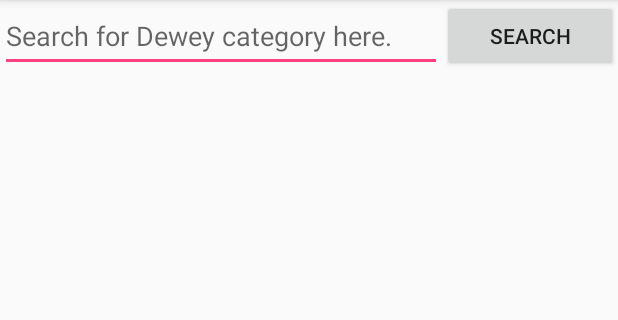
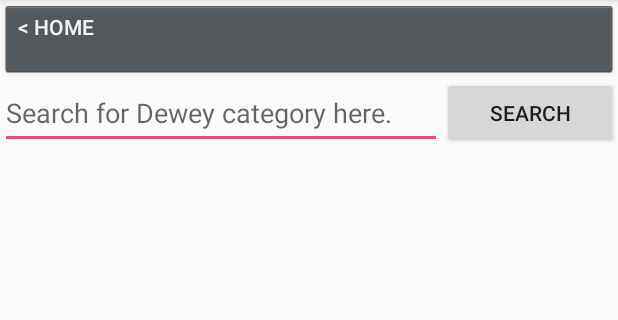
Before and after one commit to chibanaryan/DoItLikeDewey, an Android app: the screen it shows after launch (MainActivity), on a phone screen of 412 x 824 dp, the part 84-404 px from its top. Run offline under Robolectric (Android 15) with nearby library versions, the phone set to English and light mode, and no system bars; 6 statements that could not run were skipped.

Commit message:
Dewey done?

```diff
--- a/app/src/main/java/com/ryanchibana/doitlikedewey/MainActivity.java
+++ b/app/src/main/java/com/ryanchibana/doitlikedewey/MainActivity.java
@@ -6,6 +6,7 @@ import android.support.v7.app.AppCompatActivity;
 import android.os.Bundle;
 
 import java.io.IOException;
+import java.util.Collections;
 import java.util.List;
 import java.util.Stack;
 
@@ -26,6 +27,7 @@ public class MainActivity extends AppCompatActivity {
     public ListView listView;
     public EditText editText;
     public Button button;
+    public Button breadButton;
     public Stack<String> hierarchyChain = new Stack<String>();
 
     @Override
@@ -41,6 +43,14 @@ public class MainActivity extends AppCompatActivity {
         button.setOnClickListener(new View.OnClickListener() {
             public void onClick(View v) {
                 performSearch(editText.getText().toString().trim());
+            }
+        });
+
+        this.breadButton = (Button) findViewById(R.id.breadButton);
+
+        breadButton.setOnClickListener(new View.OnClickListener() {
+            public void onClick(View v) {
+                if (hierarchyLevel > 1) onBackPressed();
             }
         });
 
@@ -68,6 +78,7 @@ public class MainActivity extends AppCompatActivity {
                         ArrayAdapter<String> adapter = new ArrayAdapter<String>(MainActivity.this, android.R.layout.simple_list_item_1, currentCategories);
                         listView.setAdapter(adapter);
                         hierarchyChain.push(itemString);
+                        updateBreadcrumbText();
                     }
 
                 }
@@ -95,6 +106,7 @@ public class MainActivity extends AppCompatActivity {
             alert.setTitle("Search Result");
             alert.setMessage("Please input either a category name or number for the search.");
             alert.show();
+            return;
         }
 
         boolean hasResult = false;
@@ -141,11 +153,13 @@ public class MainActivity extends AppCompatActivity {
         hierarchyLevel = sr.hierarchyLevel;
         hierarchyChain = sr.hierarchyChain;
         listView.setAdapter(adapter);
+        updateBreadcrumbText();
     }
 
     public void updateListViewForCategories(List<String> categories) {
         ArrayAdapter<String> adapter = new ArrayAdapter<String>(this, android.R.layout.simple_list_item_1, categories);
         this.listView.setAdapter(adapter);
+        updateBreadcrumbText();
     }
 
     void loadDatabase() {
@@ -163,6 +177,20 @@ public class MainActivity extends AppCompatActivity {
             throw sqle;
         }
 
+    }
+
+    public void updateBreadcrumbText() {
+        String text = "";
+        Stack<String> tempChain = new Stack<String>();
+        int level = hierarchyLevel;
+        tempChain = (Stack<String>)hierarchyChain.clone();
+        while (!tempChain.isEmpty()) {
+            level--;
+            text = String.format("%0" + level + "d", 0).replace("0","\t\t") + " < " + tempChain.pop() + "\n" + text;
+        }
+        text = "< Home\n" + text;
+
+        breadButton.setText(text);
     }
 
     @Override
@@ -191,7 +219,7 @@ public class MainActivity extends AppCompatActivity {
             updateListViewForCategories(parentCategories);
         }
         hierarchyLevel--;
-
+        updateBreadcrumbText();
         // code here to show dialog
         //super.onBackPressed();  // optional depending on your needs
 
--- a/app/src/main/res/layout/activity_main.xml
+++ b/app/src/main/res/layout/activity_main.xml
@@ -5,18 +5,37 @@
     android:layout_width="match_parent"
     android:layout_height="match_parent"
     tools:context="com.ryanchibana.doitlikedewey.MainActivity">
-    <LinearLayout
+
+    <LinearLayout xmlns:android="http://schemas.android.com/apk/res/android"
+        xmlns:tools="http://schemas.android.com/tools"
+        android:id="@+id/linearLayout"
         android:layout_width="fill_parent"
         android:layout_height="fill_parent"
         android:orientation="vertical"
-        xmlns:android="http://schemas.android.com/apk/res/android"
-        xmlns:tools="http://schemas.android.com/tools"
-        android:id="@+id/linearLayout"
         app:layout_constraintBottom_toBottomOf="parent"
         app:layout_constraintEnd_toEndOf="parent"
         app:layout_constraintStart_toStartOf="parent"
         tools:context=".MainActivity">
 
+        <LinearLayout
+            android:layout_width="match_parent"
+            android:layout_height="wrap_content"
+            android:gravity="left"
+            android:orientation="horizontal">
+
+            <Button
+                android:id="@+id/breadButton"
+                style="@android:style/Widget.Holo.Button"
+                android:layout_width="match_parent"
+                android:layout_height="match_parent"
+                android:layout_gravity="start"
+                android:layout_weight="1"
+                android:elevation="0dp"
+                android:text=" &lt; Home"
+                android:textAlignment="viewStart"
+                android:textAppearance="@style/TextAppearance.AppCompat.Widget.ActionBar.Menu"
+                android:visibility="visible" />
+        </LinearLayout>
 
         <LinearLayout
             android:layout_width="match_parent"
@@ -29,9 +48,9 @@
                 android:layout_height="match_parent"
                 android:layout_weight="1"
                 android:hint="@string/search_hint"
-                android:visibility="visible"
                 android:imeOptions="actionSearch"
-                android:inputType="text" />
+                android:inputType="text"
+                android:visibility="visible" />
 
             <Button
                 android:id="@+id/button"
@@ -44,8 +63,7 @@
         <ListView
             android:id="@+id/listView"
             android:layout_width="fill_parent"
-            android:layout_height="wrap_content" >
-        </ListView>
+            android:layout_height="wrap_content"></ListView>
 
     </LinearLayout>
 
```
